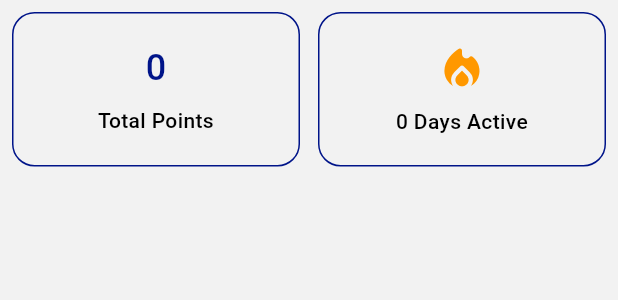
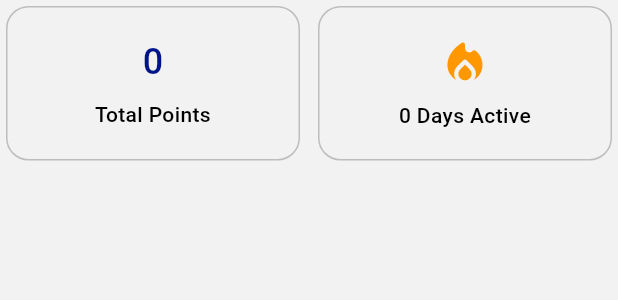
Before and after one commit to LukPle/LearnEurope, a Flutter app: the ScoreAndActivityAnalytics widget shown alone on an empty page, opened directly with empty values, on a phone screen of 412 x 824 dp. Shown: the top 300 px of the screen. Run offline on Flutter 3.47's test engine with Material 3 defaults, Android fonts, the light colour scheme and no system bars; our stand-ins replace cloud_firestore, confetti, firebase_auth, firebase_core, flutter_map, flutter_mobx and 6 more; missing offline and left inert: animated_digit; accounts and stored records are empty; generated files the repository leaves out were written again.

Commit message:
Adjusted score and activity analytics styling

```diff
--- a/lib/ui/components/profile_analytics/score_activity_analytics.dart
+++ b/lib/ui/components/profile_analytics/score_activity_analytics.dart
@@ -13,7 +13,7 @@ class ScoreAndActivityAnalytics extends StatelessWidget {
   @override
   Widget build(BuildContext context) {
     return Padding(
-      padding: const EdgeInsets.all(AppPaddings.padding_8),
+      padding: const EdgeInsets.all(AppPaddings.padding_4),
       child: Row(
         mainAxisAlignment: MainAxisAlignment.spaceBetween,
         children: [
@@ -69,14 +69,12 @@ class ScoreAndActivityAnalyticsItem extends StatelessWidget {
       width: double.infinity,
       height: MediaQuery.of(context).size.height * 0.125,
       decoration: BoxDecoration(
-        color: MediaQuery.of(context).platformBrightness == Brightness.light
-            ? AppColors.lightBackground
-            : AppColors.darkBackground,
         borderRadius: BorderRadius.circular(15),
         border: Border.all(
+          width: 1,
           color: MediaQuery.of(context).platformBrightness == Brightness.light
-              ? AppColors.primaryColorLight
-              : AppColors.primaryColorDark,
+              ? Colors.grey.shade400
+              : Colors.grey.shade600,
         ),
       ),
       padding: const EdgeInsets.all(AppPaddings.padding_4),
```
